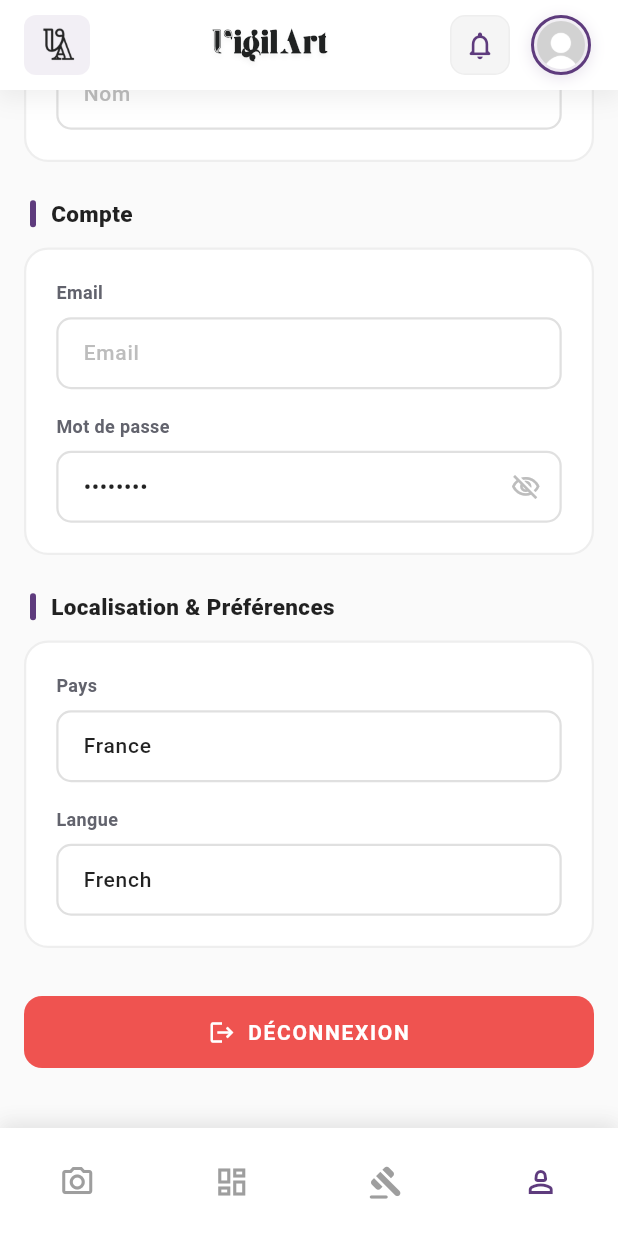
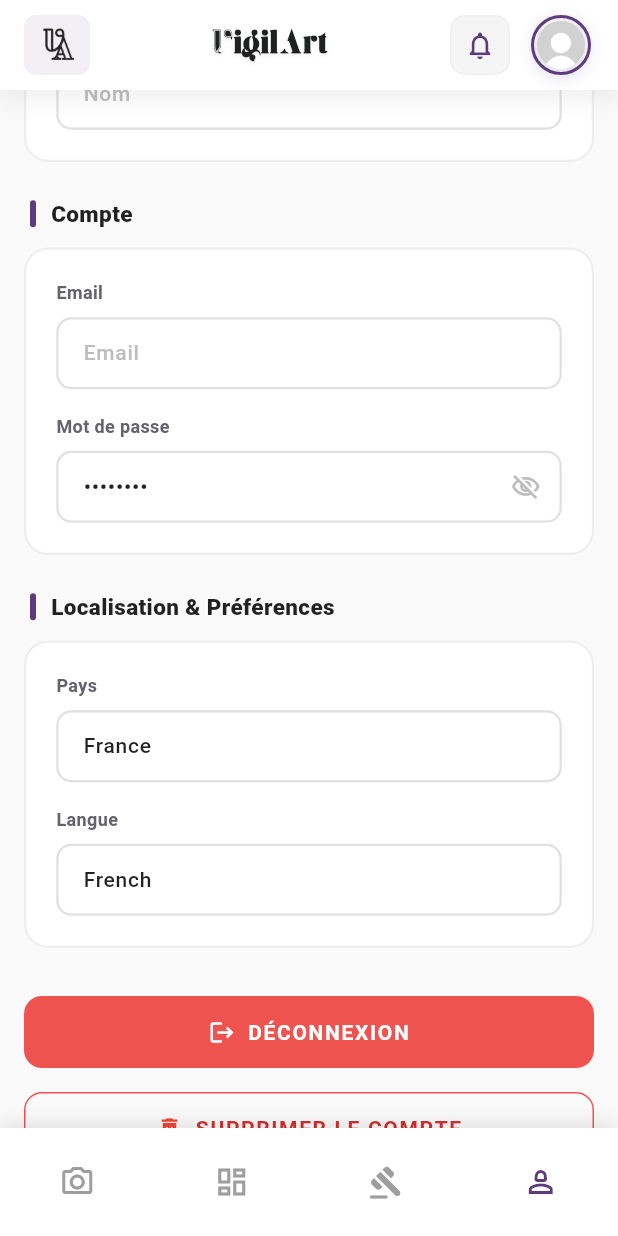
Before and after one commit to VigilArt-app/VigilArt, a Flutter app: the ProfilePage screen opened by its route, scrolled down 414 dp, on a phone screen of 412 x 824 dp. Run offline on Flutter 3.47's test engine with Material 3 defaults, Android fonts, the phone set to English and light mode, and no system bars; our stand-ins replace file_picker, fl_chart, flutter_dotenv, flutter_secure_storage, font_awesome_flutter, image_picker and 1 more; accounts and stored records are empty; network calls fail; Roboto replaces fonts that are missing (Poppins).

Commit message:
feat: delete user account

```diff
--- a/mobile-app/lib/pages/profile/profile_page.dart
+++ b/mobile-app/lib/pages/profile/profile_page.dart
@@ -122,22 +122,28 @@ class _ProfilePageState extends State<ProfilePage> {
         final String presignedUrl = uploadData['presignedUrl'];
         final String storageKey = uploadData['storageKey'];
 
-        final bool uploadSuccess = await _apiService.uploadAvatarToR2(fileBytes, mimeType, presignedUrl);
+        final bool uploadSuccess = await _apiService.uploadAvatarToR2(
+            fileBytes, mimeType, presignedUrl);
 
         if (uploadSuccess) {
-          final updatedProfile = await _apiService.updateUserProfile({'avatar': storageKey});
+          final updatedProfile =
+              await _apiService.updateUserProfile({'avatar': storageKey});
 
           if (updatedProfile != null) {
-            await _apiService.secureStorage.write(key: ApiService.keyUserAvatar, value: storageKey);
+            await _apiService.secureStorage
+                .write(key: ApiService.keyUserAvatar, value: storageKey);
 
-            if (mounted) _showSnackBar('✓ Photo de profil mise à jour !', const Color(0xFF22C55E));
+            if (mounted)
+              _showSnackBar(
+                  '✓ Photo de profil mise à jour !', const Color(0xFF22C55E));
             await _loadRemoteUserData();
             return;
           }
         }
       }
 
-      if (mounted) _showSnackBar('Échec du téléchargement de l\'image', Colors.red);
+      if (mounted)
+        _showSnackBar('Échec du téléchargement de l\'image', Colors.red);
     } catch (e) {
       if (mounted) _showSnackBar('Erreur : $e', Colors.red);
     } finally {
@@ -151,7 +157,8 @@ class _ProfilePageState extends State<ProfilePage> {
       if (avatarKey.startsWith('http')) {
         avatarDisplayUrl = avatarKey;
       } else if (avatarKey.startsWith('profiles/')) {
-        final String? downloadUrl = await _apiService.getAvatarDownloadUrl(avatarKey);
+        final String? downloadUrl =
+            await _apiService.getAvatarDownloadUrl(avatarKey);
         if (downloadUrl != null && downloadUrl.isNotEmpty) {
           avatarDisplayUrl = downloadUrl;
         }
@@ -181,10 +188,12 @@ class _ProfilePageState extends State<ProfilePage> {
 
         if (result != null) {
           setState(() {
-            _userData.addAll(updateData.map((k, v) => MapEntry(k, v.toString())));
+            _userData
+                .addAll(updateData.map((k, v) => MapEntry(k, v.toString())));
             _isEditMode = false;
           });
-          _showSnackBar('✓ Profil mis à jour avec succès !', const Color(0xFF22C55E));
+          _showSnackBar(
+              '✓ Profil mis à jour avec succès !', const Color(0xFF22C55E));
         } else {
           _showSnackBar('Échec de la mise à jour', Colors.red);
         }
@@ -203,18 +212,61 @@ class _ProfilePageState extends State<ProfilePage> {
         actions: [
           TextButton(
               onPressed: () => Navigator.pop(context),
-            child: const Text('Annuler', style: TextStyle(color: Colors.grey))
-          ),
+              child:
+                  const Text('Annuler', style: TextStyle(color: Colors.grey))),
           TextButton(
               onPressed: () {
                 Navigator.pop(context);
                 _processLogout();
               },
-            child: const Text('Déconnexion', style: TextStyle(color: Colors.red))
+              child: const Text('Déconnexion',
+                  style: TextStyle(color: Colors.red))),
+        ],
+      ),
+    );
+  }
+
+  void _handleDeleteAccountDialog() {
+    showDialog(
+      context: context,
+      builder: (context) => AlertDialog(
+        title: const Text('Supprimer le compte'),
+        content: const Text(
+            'Cette action est irréversible. Voulez-vous vraiment supprimer définitivement votre compte ?'),
+        actions: [
+          TextButton(
+            onPressed: () => Navigator.pop(context),
+            child: const Text('Annuler', style: TextStyle(color: Colors.grey)),
+          ),
+          TextButton(
+            onPressed: () {
+              Navigator.pop(context);
+              _processDeleteAccount();
+            },
+            child: const Text('Supprimer', style: TextStyle(color: Colors.red)),
           ),
         ],
       ),
     );
+  }
+
+  void _processDeleteAccount() async {
+    setState(() => _isLoading = true);
+    final success = await _apiService.deleteUserAccount();
+    if (!mounted) return;
+    setState(() => _isLoading = false);
+
+    if (success) {
+      await _apiService.clearLocalSession();
+      final prefs = await SharedPreferences.getInstance();
+      await prefs.setBool('isLoggedIn', false);
+      if (mounted) {
+        Navigator.pushNamedAndRemoveUntil(context, '/login', (route) => false);
+        _showSnackBar('Votre compte a été supprimé.', const Color(0xFF22C55E));
+      }
+    } else {
+      _showSnackBar('Échec de la suppression du compte.', Colors.red);
+    }
   }
 
   void _processLogout() async {
@@ -240,17 +292,19 @@ class _ProfilePageState extends State<ProfilePage> {
       case 2:
         Navigator.push(
             context,
-          MaterialPageRoute(builder: (context) => const DmcaPage(artworkPrefill: {}))
-        );
+            MaterialPageRoute(
+                builder: (context) => const DmcaPage(artworkPrefill: {})));
         break;
       case 3:
         break;
     }
   }
+
   void _showSnackBar(String message, Color color) {
-    ScaffoldMessenger.of(context).showSnackBar(
-      SnackBar(content: Text(message), backgroundColor: color, duration: const Duration(seconds: 2))
-    );
+    ScaffoldMessenger.of(context).showSnackBar(SnackBar(
+        content: Text(message),
+        backgroundColor: color,
+        duration: const Duration(seconds: 2)));
   }
 
   @override
@@ -273,14 +327,16 @@ class _ProfilePageState extends State<ProfilePage> {
         child: SafeArea(
           child: VigilArtHeaderBar(
             onLogoTap: () => Navigator.pushNamed(context, '/dashboard'),
-            onNotificationsTap: () => Navigator.pushNamed(context, '/notifications'),
+            onNotificationsTap: () =>
+                Navigator.pushNamed(context, '/notifications'),
             onProfileTap: () {},
             avatar: _userData['avatar'] ?? 'assets/images/default_avatar.jpg',
           ),
         ),
       ),
       body: _isLoading
-        ? const Center(child: CircularProgressIndicator(color: Color(0xFF5E3B7D)))
+          ? const Center(
+              child: CircularProgressIndicator(color: Color(0xFF5E3B7D)))
           : SingleChildScrollView(
               physics: const BouncingScrollPhysics(),
               child: Column(
@@ -305,14 +361,16 @@ class _ProfilePageState extends State<ProfilePage> {
                               label: 'Prénom',
                               controller: _firstNameController,
                               isReadOnly: !_isEditMode,
-                            validator: (v) => (v == null || v.isEmpty) ? 'Requis' : null,
+                              validator: (v) =>
+                                  (v == null || v.isEmpty) ? 'Requis' : null,
                             ),
                             const SizedBox(height: 16),
                             EditableFormField(
                               label: 'Nom',
                               controller: _lastNameController,
                               isReadOnly: !_isEditMode,
-                            validator: (v) => (v == null || v.isEmpty) ? 'Requis' : null,
+                              validator: (v) =>
+                                  (v == null || v.isEmpty) ? 'Requis' : null,
                             ),
                           ]),
                           const SizedBox(height: 24),
@@ -339,9 +397,17 @@ class _ProfilePageState extends State<ProfilePage> {
                           const SizedBox(height: 24),
                           _buildSectionHeader('Localisation & Préférences'),
                           _buildSectionCard([
-                          EditableFormField(label: 'Pays', controller: _countryController, isReadOnly: !_isEditMode,),
+                            EditableFormField(
+                              label: 'Pays',
+                              controller: _countryController,
+                              isReadOnly: !_isEditMode,
+                            ),
                             const SizedBox(height: 16),
-                          EditableFormField(label: 'Langue', controller: _languageController, isReadOnly: !_isEditMode,),
+                            EditableFormField(
+                              label: 'Langue',
+                              controller: _languageController,
+                              isReadOnly: !_isEditMode,
+                            ),
                           ]),
                           const SizedBox(height: 32),
                           SizedBox(
@@ -350,16 +416,50 @@ class _ProfilePageState extends State<ProfilePage> {
                               onPressed: _handleLogoutDialog,
                               style: ElevatedButton.styleFrom(
                                 backgroundColor: Colors.red[400],
-                              padding: const EdgeInsets.symmetric(vertical: 14),
-                              shape: RoundedRectangleBorder(borderRadius: BorderRadius.circular(12)),
+                                padding:
+                                    const EdgeInsets.symmetric(vertical: 14),
+                                shape: RoundedRectangleBorder(
+                                    borderRadius: BorderRadius.circular(12)),
                                 elevation: 0,
                               ),
                               child: const Row(
                                 mainAxisAlignment: MainAxisAlignment.center,
                                 children: [
-                                Icon(Icons.logout, color: Colors.white, size: 18),
+                                  Icon(Icons.logout,
+                                      color: Colors.white, size: 18),
                                   SizedBox(width: 8),
-                                Text('DÉCONNEXION', style: TextStyle(color: Colors.white, fontWeight: FontWeight.bold, letterSpacing: 1.1)),
+                                  Text('DÉCONNEXION',
+                                      style: TextStyle(
+                                          color: Colors.white,
+                                          fontWeight: FontWeight.bold,
+                                          letterSpacing: 1.1)),
+                                ],
+                              ),
+                            ),
+                          ),
+                          const SizedBox(height: 16),
+                          SizedBox(
+                            width: double.infinity,
+                            child: OutlinedButton(
+                              onPressed: _handleDeleteAccountDialog,
+                              style: OutlinedButton.styleFrom(
+                                foregroundColor: Colors.red[700],
+                                side: BorderSide(color: Colors.red.shade400),
+                                padding:
+                                    const EdgeInsets.symmetric(vertical: 14),
+                                shape: RoundedRectangleBorder(
+                                    borderRadius: BorderRadius.circular(12)),
+                              ),
+                              child: const Row(
+                                mainAxisAlignment: MainAxisAlignment.center,
+                                children: [
+                                  Icon(Icons.delete_forever,
+                                      color: Colors.red, size: 18),
+                                  SizedBox(width: 8),
+                                  Text('SUPPRIMER LE COMPTE',
+                                      style: TextStyle(
+                                          fontWeight: FontWeight.bold,
+                                          letterSpacing: 1.1)),
                                 ],
                               ),
                             ),
@@ -376,7 +476,12 @@ class _ProfilePageState extends State<ProfilePage> {
         child: Container(
           decoration: BoxDecoration(
             color: Colors.white,
-            boxShadow: [BoxShadow(color: Colors.black.withValues(alpha: 0.05), blurRadius: 10, offset: const Offset(0, -2))],
+            boxShadow: [
+              BoxShadow(
+                  color: Colors.black.withValues(alpha: 0.05),
+                  blurRadius: 10,
+                  offset: const Offset(0, -2))
+            ],
           ),
           child: SlideMenuBar(
             selectedIndex: _bottomNavIndex,
@@ -391,9 +496,18 @@ class _ProfilePageState extends State<ProfilePage> {
     return Padding(
       padding: const EdgeInsets.only(bottom: 12, left: 4),
       child: Row(children: [
-        Container(width: 4, height: 18, decoration: BoxDecoration(color: const Color(0xFF5E3B7D), borderRadius: BorderRadius.circular(2))),
+        Container(
+            width: 4,
+            height: 18,
+            decoration: BoxDecoration(
+                color: const Color(0xFF5E3B7D),
+                borderRadius: BorderRadius.circular(2))),
         const SizedBox(width: 10),
-        Text(title, style: const TextStyle(fontSize: 15, fontWeight: FontWeight.w800, color: Colors.black87)),
+        Text(title,
+            style: const TextStyle(
+                fontSize: 15,
+                fontWeight: FontWeight.w800,
+                color: Colors.black87)),
       ]),
     );
   }
```
Also changed, not shown: mobile-app/lib/(api)/user.dart (+34 -4 lines), 1 other file. Lines whose indentation alone changed are shown as unchanged.
